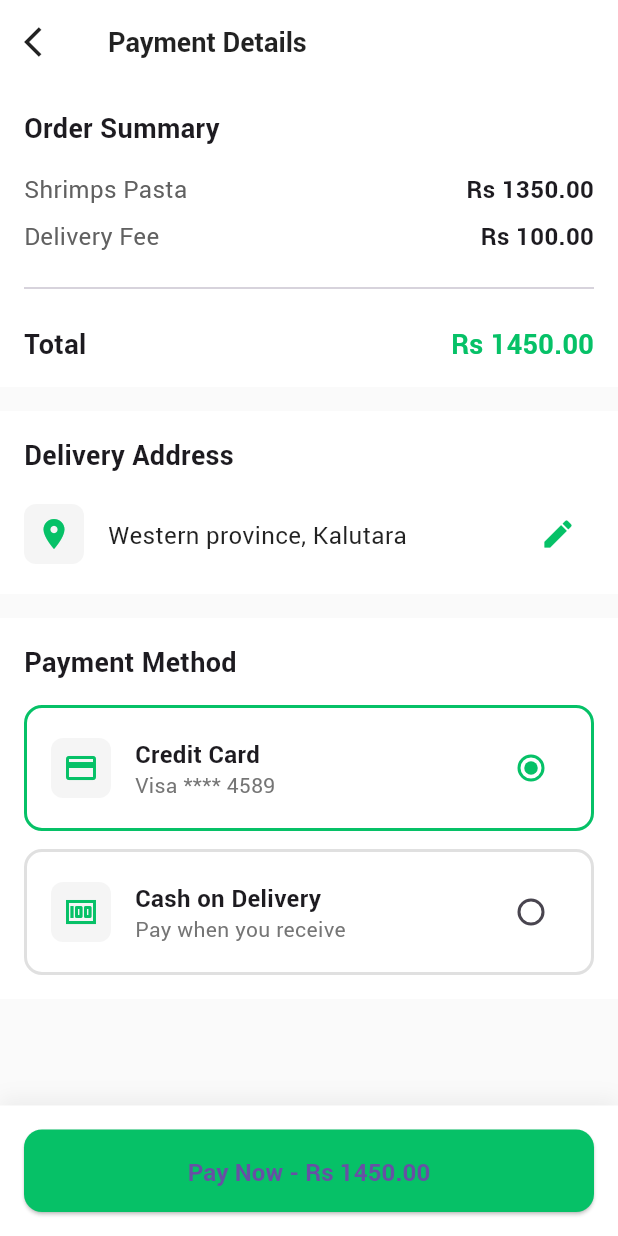
After one commit to chamudithaperera/Flutter-Dart-project-04-UberEats-FoodApp, a Flutter app: the PaymentPage screen opened directly, on a phone screen of 412 x 824 dp. The commit adds this screen. Run offline on Flutter 3.47's test engine with Material 3 defaults, Android fonts, the phone set to English and light mode, and no system bars; our stand-ins replace geocoding, geolocator, google_fonts, google_maps_flutter, image_picker.

Commit message:
d11/14commit2

```diff
--- /dev/null
+++ b/lib/widgets/foodOrderPayment.dart
@@ -0,0 +1,449 @@
+import 'package:flutter/material.dart';
+
+class PaymentPage extends StatefulWidget {
+  const PaymentPage({super.key});
+
+  @override
+  State<PaymentPage> createState() => _PaymentPageState();
+}
+
+class _PaymentPageState extends State<PaymentPage> {
+  int selectedPaymentMethod = 0;
+
+  @override
+  Widget build(BuildContext context) {
+    return Scaffold(
+      backgroundColor: Colors.grey[50],
+      appBar: AppBar(
+        leading: IconButton(
+          icon: const Icon(Icons.arrow_back_ios, color: Colors.black87),
+          onPressed: () => Navigator.pop(context),
+        ),
+        title: const Text(
+          'Payment Details',
+          style: TextStyle(
+            color: Colors.black87,
+            fontSize: 18,
+            fontWeight: FontWeight.w600,
+          ),
+        ),
+        backgroundColor: Colors.white,
+        elevation: 0,
+      ),
+      body: SingleChildScrollView(
+        child: Column(
+          crossAxisAlignment: CrossAxisAlignment.start,
+          children: [
+            // Order Summary Section
+            Container(
+              padding: const EdgeInsets.all(16),
+              color: Colors.white,
+              child: Column(
+                crossAxisAlignment: CrossAxisAlignment.start,
+                children: [
+                  const Text(
+                    'Order Summary',
+                    style: TextStyle(
+                      fontSize: 18,
+                      fontWeight: FontWeight.bold,
+                    ),
+                  ),
+                  const SizedBox(height: 16),
+                  Row(
+                    mainAxisAlignment: MainAxisAlignment.spaceBetween,
+                    children: [
+                      Text(
+                        'Shrimps Pasta',
+                        style: TextStyle(
+                          fontSize: 16,
+                          color: Colors.grey[700],
+                        ),
+                      ),
+                      const Text(
+                        'Rs 1350.00',
+                        style: TextStyle(
+                          fontSize: 16,
+                          fontWeight: FontWeight.w600,
+                        ),
+                      ),
+                    ],
+                  ),
+                  const SizedBox(height: 8),
+                  Row(
+                    mainAxisAlignment: MainAxisAlignment.spaceBetween,
+                    children: [
+                      Text(
+                        'Delivery Fee',
+                        style: TextStyle(
+                          fontSize: 16,
+                          color: Colors.grey[700],
+                        ),
+                      ),
+                      const Text(
+                        'Rs 100.00',
+                        style: TextStyle(
+                          fontSize: 16,
+                          fontWeight: FontWeight.w600,
+                        ),
+                      ),
+                    ],
+                  ),
+                  const SizedBox(height: 16),
+                  const Divider(),
+                  const SizedBox(height: 16),
+                  Row(
+                    mainAxisAlignment: MainAxisAlignment.spaceBetween,
+                    children: const [
+                      Text(
+                        'Total',
+                        style: TextStyle(
+                          fontSize: 18,
+                          fontWeight: FontWeight.bold,
+                        ),
+                      ),
+                      Text(
+                        'Rs 1450.00',
+                        style: TextStyle(
+                          fontSize: 18,
+                          fontWeight: FontWeight.bold,
+                          color: Color(0xFF06C167),
+                        ),
+                      ),
+                    ],
+                  ),
+                ],
+              ),
+            ),
+            const SizedBox(height: 16),
+
+            // Delivery Address
+            Container(
+              padding: const EdgeInsets.all(16),
+              color: Colors.white,
+              child: Column(
+                crossAxisAlignment: CrossAxisAlignment.start,
+                children: [
+                  const Text(
+                    'Delivery Address',
+                    style: TextStyle(
+                      fontSize: 18,
+                      fontWeight: FontWeight.bold,
+                    ),
+                  ),
+                  const SizedBox(height: 16),
+                  Row(
+                    children: [
+                      Container(
+                        padding: const EdgeInsets.all(8),
+                        decoration: BoxDecoration(
+                          color: Colors.grey[100],
+                          borderRadius: BorderRadius.circular(8),
+                        ),
+                        child: const Icon(Icons.location_on, color: Color(0xFF06C167)),
+                      ),
+                      const SizedBox(width: 16),
+                      const Expanded(
+                        child: Text(
+                          'Western province, Kalutara',
+                          style: TextStyle(
+                            fontSize: 16,
+                            color: Colors.black87,
+                          ),
+                        ),
+                      ),
+                      IconButton(
+                        icon: const Icon(Icons.edit, color: Color(0xFF06C167)),
+                        onPressed: () {},
+                      ),
+                    ],
+                  ),
+                ],
+              ),
+            ),
+            const SizedBox(height: 16),
+
+            // Payment Methods
+            Container(
+              padding: const EdgeInsets.all(16),
+              color: Colors.white,
+              child: Column(
+                crossAxisAlignment: CrossAxisAlignment.start,
+                children: [
+                  const Text(
+                    'Payment Method',
+                    style: TextStyle(
+                      fontSize: 18,
+                      fontWeight: FontWeight.bold,
+                    ),
+                  ),
+                  const SizedBox(height: 16),
+                  _buildPaymentMethod(
+                    0,
+                    'Credit Card',
+                    Icons.credit_card,
+                    'Visa **** 4589',
+                  ),
+                  const SizedBox(height: 12),
+                  _buildPaymentMethod(
+                    1,
+                    'Cash on Delivery',
+                    Icons.money,
+                    'Pay when you receive',
+                  ),
+                ],
+              ),
+            ),
+          ],
+        ),
+      ),
+      bottomNavigationBar: SafeArea(
+        child: Container(
+          padding: const EdgeInsets.all(16),
+          decoration: BoxDecoration(
+            color: Colors.white,
+            boxShadow: [
+              BoxShadow(
+                color: Colors.black.withOpacity(0.05),
+                blurRadius: 10,
+                offset: const Offset(0, -5),
+              ),
+            ],
+          ),
+          child: ElevatedButton(
+            onPressed: () {
+              Navigator.push(
+                context,
+                MaterialPageRoute(builder: (context) => const DeliveryTrackingPage()),
+              );
+            },
+            style: ElevatedButton.styleFrom(
+              backgroundColor: const Color(0xFF06C167),
+              padding: const EdgeInsets.symmetric(vertical: 16),
+              shape: RoundedRectangleBorder(
+                borderRadius: BorderRadius.circular(12),
+              ),
+            ),
+            child: const Text(
+              'Pay Now - Rs 1450.00',
+              style: TextStyle(
+                fontSize: 16,
+                fontWeight: FontWeight.bold,
+              ),
+            ),
+          ),
+        ),
+      ),
+    );
+  }
+
+  Widget _buildPaymentMethod(int index, String title, IconData icon, String subtitle) {
+    return GestureDetector(
+      onTap: () {
+        setState(() {
+          selectedPaymentMethod = index;
+        });
+      },
+      child: Container(
+        padding: const EdgeInsets.all(16),
+        decoration: BoxDecoration(
+          border: Border.all(
+            color: selectedPaymentMethod == index
+                ? const Color(0xFF06C167)
+                : Colors.grey[300]!,
+            width: 2,
+          ),
+          borderRadius: BorderRadius.circular(12),
+        ),
+        child: Row(
+          children: [
+            Container(
+              padding: const EdgeInsets.all(8),
+              decoration: BoxDecoration(
+                color: Colors.grey[100],
+                borderRadius: BorderRadius.circular(8),
+              ),
+              child: Icon(icon, color: const Color(0xFF06C167)),
+            ),
+            const SizedBox(width: 16),
+            Expanded(
+              child: Column(
+                crossAxisAlignment: CrossAxisAlignment.start,
+                children: [
+                  Text(
+                    title,
+                    style: const TextStyle(
+                      fontSize: 16,
+                      fontWeight: FontWeight.w600,
+                    ),
+                  ),
+                  Text(
+                    subtitle,
+                    style: TextStyle(
+                      fontSize: 14,
+                      color: Colors.grey[600],
+                    ),
+                  ),
+                ],
+              ),
+            ),
+            Radio(
+              value: index,
+              groupValue: selectedPaymentMethod,
+              activeColor: const Color(0xFF06C167),
+              onChanged: (value) {
+                setState(() {
+                  selectedPaymentMethod = value as int;
+                });
+              },
+            ),
+          ],
+        ),
+      ),
+    );
+  }
+}
+
+class DeliveryTrackingPage extends StatelessWidget {
+  const DeliveryTrackingPage({super.key});
+
+  @override
+  Widget build(BuildContext context) {
+    return Scaffold(
+      backgroundColor: Colors.grey[50],
+      appBar: AppBar(
+        leading: IconButton(
+          icon: const Icon(Icons.arrow_back_ios, color: Colors.black87),
+          onPressed: () => Navigator.pop(context),
+        ),
+        title: const Text(
+          'Track Delivery',
+          style: TextStyle(
+            color: Colors.black87,
+            fontSize: 18,
+            fontWeight: FontWeight.w600,
+          ),
+        ),
+        backgroundColor: Colors.white,
+        elevation: 0,
+      ),
+      body: Stack(
+        children: [
+          // Placeholder for the map
+          Container(
+            color: Colors.grey[200],
+            width: double.infinity,
+            height: double.infinity,
+            child: const Center(
+              child: Text('Map View'),
+            ),
+          ),
+
+          // Delivery status card
+          Positioned(
+            bottom: 0,
+            left: 0,
+            right: 0,
+            child: Container(
+              padding: const EdgeInsets.all(16),
+              decoration: BoxDecoration(
+                color: Colors.white,
+                borderRadius: const BorderRadius.vertical(top: Radius.circular(20)),
+                boxShadow: [
+                  BoxShadow(
+                    color: Colors.black.withOpacity(0.1),
+                    blurRadius: 10,
+                    offset: const Offset(0, -5),
+                  ),
+                ],
+              ),
+              child: Column(
+                crossAxisAlignment: CrossAxisAlignment.start,
+                mainAxisSize: MainAxisSize.min,
+                children: [
+                  Row(
+                    children: [
+                      CircleAvatar(
+                        backgroundColor: Colors.grey[200],
+                        radius: 24,
+                        child: const Icon(Icons.person, color: Colors.grey),
+                      ),
+                      const SizedBox(width: 16),
+                      Expanded(
+                        child: Column(
+                          crossAxisAlignment: CrossAxisAlignment.start,
+                          children: [
+                            const Text(
+                              'Your Delivery Partner',
+                              style: TextStyle(
+                                fontSize: 16,
+                                fontWeight: FontWeight.bold,
+                              ),
+                            ),
+                            Text(
+                              'Arriving in 15-20 minutes',
+                              style: TextStyle(
+                                fontSize: 14,
+                                color: Colors.grey[600],
+                              ),
+                            ),
+                          ],
+                        ),
+                      ),
+                      Container(
+                        padding: const EdgeInsets.all(8),
+                        decoration: BoxDecoration(
+                          color: const Color(0xFF06C167).withOpacity(0.1),
+                          borderRadius: BorderRadius.circular(8),
+                        ),
+                        child: const Icon(
+                          Icons.phone,
+                          color: Color(0xFF06C167),
+                        ),
+                      ),
+                    ],
+                  ),
+                  const SizedBox(height: 16),
+                  Container(
+                    padding: const EdgeInsets.all(16),
+                    decoration: BoxDecoration(
+                      color: Colors.grey[100],
+                      borderRadius: BorderRadius.circular(12),
+                    ),
+                    child: Row(
+                      children: [
+                        const Icon(Icons.location_on, color: Color(0xFF06C167)),
+                        const SizedBox(width: 16),
+                        Expanded(
+                          child: Column(
+                            crossAxisAlignment: CrossAxisAlignment.start,
+                            children: const [
+                              Text(
+                                'Delivery Address',
+                                style: TextStyle(
+                                  fontSize: 14,
+                                  fontWeight: FontWeight.w600,
+                                ),
+                              ),
+                              SizedBox(height: 4),
+                              Text(
+                                'Western province, Kalutara',
+                                style: TextStyle(
+                                  fontSize: 14,
+                                  color: Colors.black87,
+                                ),
+                              ),
+                            ],
+                          ),
+                        ),
+                      ],
+                    ),
+                  ),
+                ],
+              ),
+            ),
+          ),
+        ],
+      ),
+    );
+  }
+}
--- a/pubspec.yaml
+++ b/pubspec.yaml
@@ -37,6 +37,7 @@ dependencies:
   location: ^7.0.1
   geolocator: ^13.0.1
   geocoding: ^3.0.0
+  flutter_riverpod: ^2.6.1
 
 
   # The following adds the Cupertino Icons font to your application.
```
Also changed, not shown: lib/pages/custom_drawer.dart (+6 -1 lines), lib/widgets/foodDetailPage.dart (+14 -4 lines), pubspec.lock.
